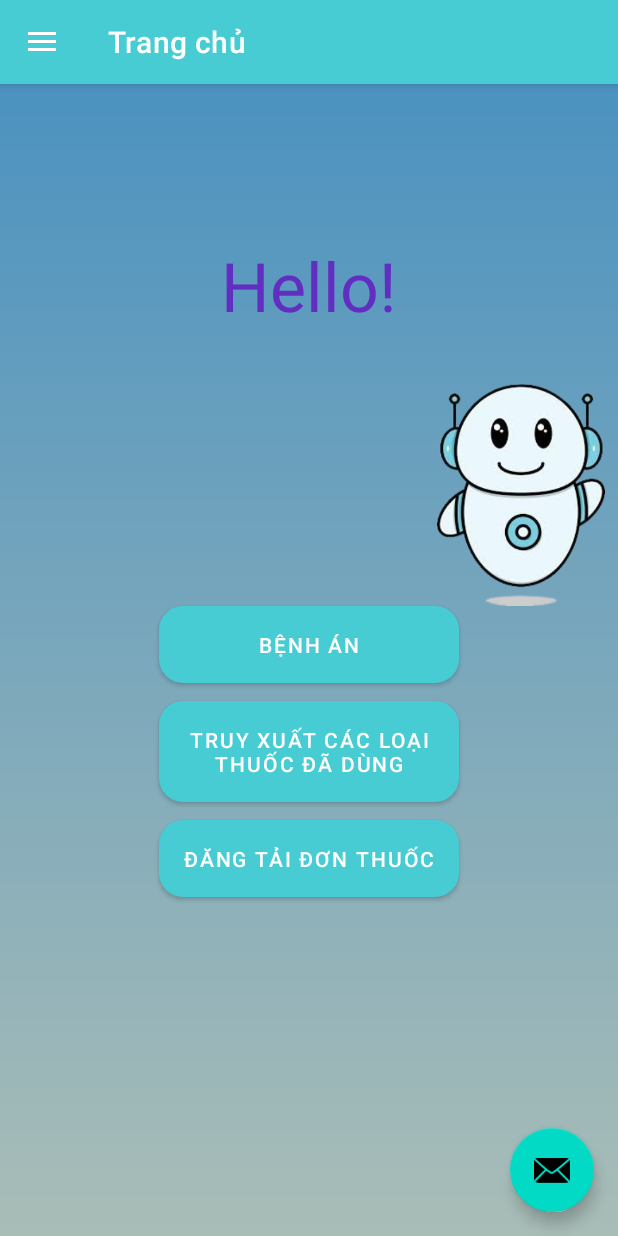
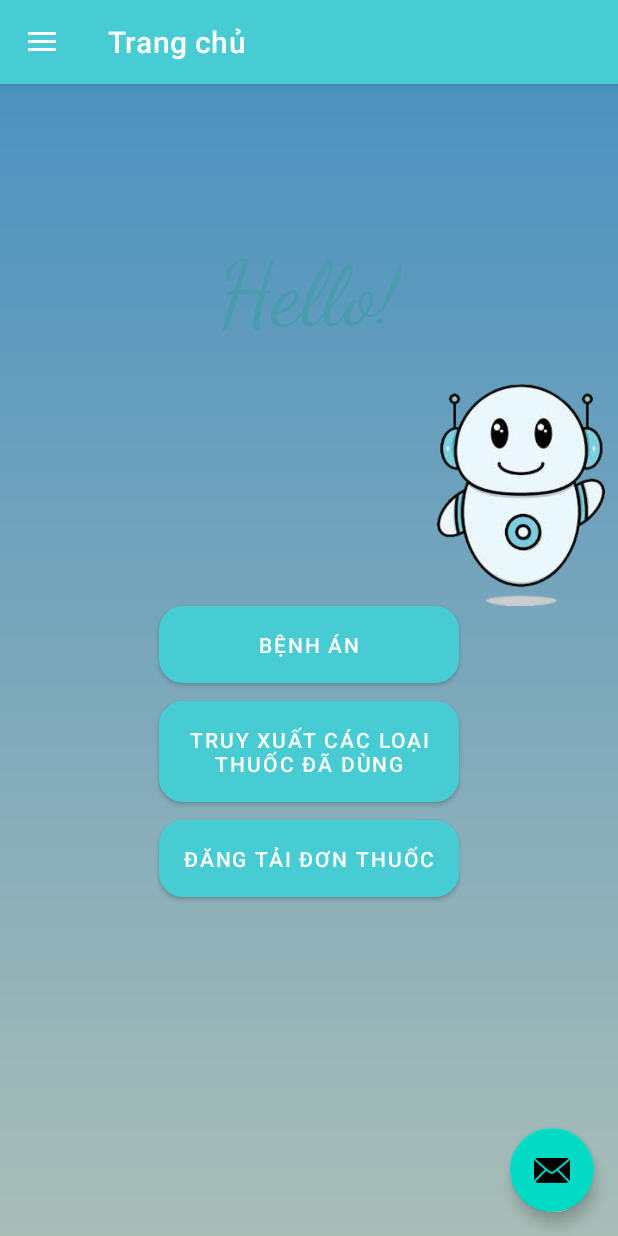
Before and after one commit to RuizSuycasso/Project1, an Android app: the MainActivity screen opened directly, with no data from a screen before it, on a phone screen of 412 x 824 dp. Run offline under Robolectric (Android 15) with nearby library versions, the light colour scheme and no system bars; our stand-ins replace navigation-ui.

Commit message:
Initial commit

```diff
--- a/app/src/main/java/com/example/myapplication/MainActivity.java
+++ b/app/src/main/java/com/example/myapplication/MainActivity.java
@@ -3,7 +3,6 @@ package com.example.myapplication;
 import android.content.Intent;
 import android.content.SharedPreferences;
 import android.os.Bundle;
-import android.view.Menu;
 import android.view.MenuItem;
 import android.view.View;
 import android.widget.Button;
@@ -22,10 +21,12 @@ import com.example.myapplication.databinding.ActivityMainBinding;
 import com.google.android.material.navigation.NavigationView;
 import com.google.android.material.snackbar.Snackbar;
 
-public class MainActivity extends AppCompatActivity implements NavigationView.OnNavigationItemSelectedListener { // Thêm implements
+public class MainActivity extends AppCompatActivity implements NavigationView.OnNavigationItemSelectedListener {
 
     private AppBarConfiguration mAppBarConfiguration;
     private ActivityMainBinding binding;
+    private TextView nameTextView, usernameTextView;
+    private DrawerLayout drawer; // Thêm biến drawer
 
     @Override
     protected void onCreate(Bundle savedInstanceState) {
@@ -35,77 +36,62 @@ public class MainActivity extends AppCompatActivity implements NavigationView.On
         setContentView(binding.getRoot());
 
         setSupportActionBar(binding.appBarMain.toolbar);
-        binding.appBarMain.fab.setOnClickListener(new View.OnClickListener() {
-            @Override
-            public void onClick(View view) {
+        binding.appBarMain.fab.setOnClickListener(view ->
                 Snackbar.make(view, "Replace with your own action", Snackbar.LENGTH_LONG)
-                        .setAnchorView(R.id.fab) // Thêm setAnchorView nếu cần
-                        .setAction("Action", null).show();
+                        .setAction("Action", null).setAnchorView(R.id.fab).show());
+
+        drawer = binding.drawerLayout; // Ánh xạ drawer
+        NavigationView navigationView = binding.navView;
+
+        // Lấy headerView
+        View headerView = navigationView.getHeaderView(0);
+        nameTextView = headerView.findViewById(R.id.textName);
+        usernameTextView = headerView.findViewById(R.id.textUsername);
+        loadUserInfo();
+
+        mAppBarConfiguration = new AppBarConfiguration.Builder(
+                R.id.nav_home, R.id.nav_gallery, R.id.nav_slideshow)
+                .setOpenableLayout(drawer)
+                .build();
+        NavController navController = Navigation.findNavController(this, R.id.nav_host_fragment_content_main);
+        NavigationUI.setupActionBarWithNavController(this, navController, mAppBarConfiguration);
+        NavigationUI.setupWithNavController(navigationView, navController);
+
+        navigationView.setNavigationItemSelectedListener(this);
+
+        // Thêm DrawerListener để đóng drawer khi chuyển fragment
+        navController.addOnDestinationChangedListener((controller, destination, arguments) -> {
+            if (drawer.isOpen()) {
+                drawer.close();
             }
         });
 
-        DrawerLayout drawer = binding.drawerLayout;
-        NavigationView navigationView = binding.navView;
-        navigationView.setNavigationItemSelectedListener(this); // Đặt listener
+        // Xử lý sự kiện cho Button (nếu cần)
+        Button button3 = findViewById(R.id.btn1);
+        button3.setOnClickListener(p -> {
+            Intent intent = new Intent(MainActivity.this, Benhan_option.class);
+            startActivity(intent);
+        });
+    }
 
-        // Lấy headerView từ NavigationView
-        View headerView = navigationView.getHeaderView(0);
-
-        // Ánh xạ TextView từ nav_header_main.xml
-        TextView nameTextView = headerView.findViewById(R.id.textName);
-        TextView usernameTextView = headerView.findViewById(R.id.textUsername);
-
-        // Lấy dữ liệu từ SharedPreferences (thông tin tài khoản đang đăng nhập)
+    private void loadUserInfo() {
         SharedPreferences sharedPreferences = getSharedPreferences("UserPrefs", MODE_PRIVATE);
         String name = sharedPreferences.getString("current_name", "Tên mặc định");
         String username = sharedPreferences.getString("current_username", "Username mặc định");
 
         nameTextView.setText(name);
         usernameTextView.setText(username);
-
-        // Passing each menu ID as a set of Ids because each
-        // menu should be considered as top level destinations.
-        mAppBarConfiguration = new AppBarConfiguration.Builder(
-                R.id.nav_home, R.id.nav_gallery, R.id.nav_slideshow, R.id.nav_logout) // Thêm R.id.nav_logout
-                .setOpenableLayout(drawer)
-                .build();
-        NavController navController = Navigation.findNavController(this, R.id.nav_host_fragment_content_main);
-        NavigationUI.setupActionBarWithNavController(this, navController, mAppBarConfiguration);
-        NavigationUI.setupWithNavController(navigationView, navController);
-
-        // Xử lý sự kiện cho Button chuyển sang Benhan_option (Giữ nguyên)
-        Button button3 = findViewById(R.id.btn1);
-        button3.setOnClickListener(new View.OnClickListener() {
-            @Override
-            public void onClick(View p) {
-                Intent intent = new Intent(MainActivity.this, Benhan_option.class);
-                startActivity(intent);
-            }
-        });
     }
 
-    @Override
-    public boolean onCreateOptionsMenu(Menu menu) {
-        // Inflate the menu; this adds items to the action bar if it is present.
-        getMenuInflater().inflate(R.menu.main, menu);
-        return true;
-    }
-
-    @Override
-    public boolean onSupportNavigateUp() {
-        NavController navController = Navigation.findNavController(this, R.id.nav_host_fragment_content_main);
-        return NavigationUI.navigateUp(navController, mAppBarConfiguration)
-                || super.onSupportNavigateUp();
-    }
     @Override
     public boolean onNavigationItemSelected(@NonNull MenuItem item) {
         if (item.getItemId() == R.id.nav_logout) {
             logout();
             return true;
         }
+        return NavigationUI.onNavDestinationSelected(item, Navigation.findNavController(this, R.id.nav_host_fragment_content_main));
+    }
 
-        return false;
-    }
     private void logout() {
         SharedPreferences prefs = getSharedPreferences("UserPrefs", MODE_PRIVATE);
         SharedPreferences.Editor editor = prefs.edit();
@@ -113,10 +99,18 @@ public class MainActivity extends AppCompatActivity implements NavigationView.On
         editor.remove("current_name");
         editor.remove("current_user_index");
         editor.apply();
+
         Intent intent = new Intent(this, Main_Screen.class);
+        intent.addFlags(Intent.FLAG_ACTIVITY_CLEAR_TOP | Intent.FLAG_ACTIVITY_NEW_TASK);
         startActivity(intent);
         finish();
 
         Toast.makeText(this, "Đã đăng xuất", Toast.LENGTH_SHORT).show();
     }
+
+    @Override
+    public boolean onSupportNavigateUp() {
+        NavController navController = Navigation.findNavController(this, R.id.nav_host_fragment_content_main);
+        return NavigationUI.navigateUp(navController, mAppBarConfiguration) || super.onSupportNavigateUp();
+    }
 }
--- a/app/src/main/java/com/example/myapplication/ui/home/HomeFragment.java
+++ b/app/src/main/java/com/example/myapplication/ui/home/HomeFragment.java
@@ -1,15 +1,18 @@
 package com.example.myapplication.ui.home;
 
+import android.content.Intent;
 import android.os.Bundle;
 import android.view.LayoutInflater;
 import android.view.View;
 import android.view.ViewGroup;
+import android.widget.Button;
 import android.widget.TextView;
 
 import androidx.annotation.NonNull;
 import androidx.fragment.app.Fragment;
 import androidx.lifecycle.ViewModelProvider;
 
+import com.example.myapplication.Camera2;
 import com.example.myapplication.databinding.FragmentHomeBinding;
 
 public class HomeFragment extends Fragment {
@@ -26,6 +29,14 @@ public class HomeFragment extends Fragment {
 
         final TextView textView = binding.textHome;
         homeViewModel.getText().observe(getViewLifecycleOwner(), textView::setText);
+
+        // Sửa lỗi findViewById và Intent
+        Button btnCheck = binding.btn3;
+        btnCheck.setOnClickListener(v -> {
+            Intent intent = new Intent(requireContext(), Camera2.class);
+            startActivity(intent);
+        });
+
         return root;
     }
 
--- a/app/src/main/res/layout/fragment_gallery.xml
+++ b/app/src/main/res/layout/fragment_gallery.xml
@@ -48,7 +48,7 @@
         android:id="@+id/tvUsernameLabel"
         android:layout_width="wrap_content"
         android:layout_height="wrap_content"
-        android:layout_marginTop="48dp"
+        android:layout_marginTop="28dp"
         android:text="Tên đăng nhập:"
         android:textSize="18sp"
         app:layout_constraintStart_toStartOf="parent"
@@ -59,7 +59,7 @@
         android:layout_width="0dp"
         android:layout_height="wrap_content"
         android:layout_marginStart="8dp"
-        android:layout_marginTop="48dp"
+        android:layout_marginTop="28dp"
         android:enabled="false"
         android:hint="Không thể chỉnh sửa"
         android:textSize="18sp"
--- a/app/src/main/res/layout/fragment_home.xml
+++ b/app/src/main/res/layout/fragment_home.xml
@@ -61,10 +61,12 @@
         android:layout_height="wrap_content"
         android:layout_marginTop="104dp"
         android:text="Hello!"
-        android:textColor="#622DC1"
-        android:textSize="45dp"
+        android:textColor="#489CAD"
+        android:textSize="60dp"
         app:layout_constraintEnd_toEndOf="parent"
         app:layout_constraintStart_toStartOf="parent"
-        app:layout_constraintTop_toTopOf="parent" />
+        app:layout_constraintTop_toTopOf="parent"
+        android:fontFamily="cursive"
+        />
 
 </androidx.constraintlayout.widget.ConstraintLayout>
--- a/build.gradle.kts
+++ b/build.gradle.kts
@@ -1,4 +1,6 @@
 // Top-level build file where you can add configuration options common to all sub-projects/modules.
+
 plugins {
     alias(libs.plugins.android.application) apply false
+    id("com.chaquo.python") version "15.0.1" apply false
 }
--- a/settings.gradle.kts
+++ b/settings.gradle.kts
@@ -16,8 +16,9 @@ dependencyResolutionManagement {
     repositories {
         google()
         mavenCentral()
+        maven("https://jitpack.io")
     }
 }
 
-rootProject.name = "My Application"
+rootProject.name = "HEHE"
 include(":app")
```
Also changed, not shown: app/build.gradle.kts (+45 -6 lines), app/src/main/AndroidManifest.xml (+12 -0 lines), app/src/main/java/com/example/myapplication/Camera2.java (added, +130 -0 lines), app/src/main/res/layout/activity_camera2.xml (added, +42 -0 lines), app/src/main/res/layout/them_benh_an_camera.xml (deleted, +0 -24 lines), 1 other file.
